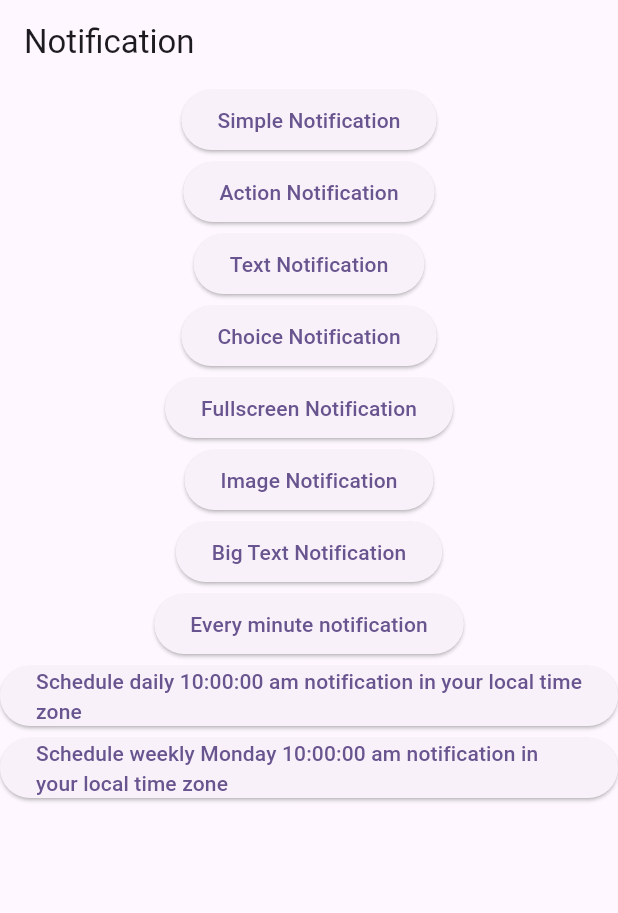
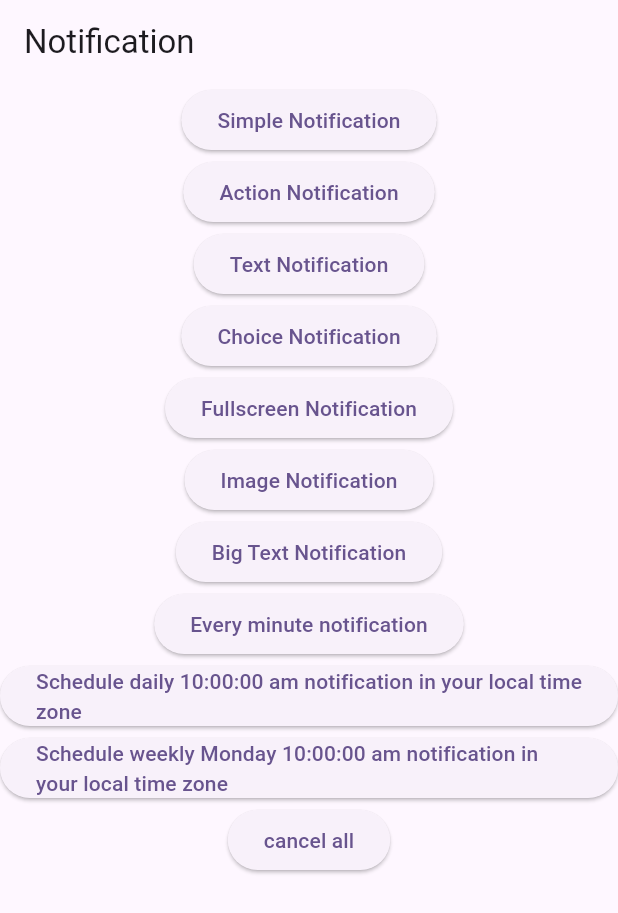
Before and after one commit to jzelAdmin2006/local_notifcation_plugin_demo, a Flutter app: the screen it shows after launch, on a phone screen of 412 x 824 dp. Shown: the top 913 px of the screen. Run offline on Flutter 3.47's test engine with Material 3 defaults, Android fonts, the phone set to English and light mode, and no system bars; our stand-ins replace flutter_local_notifications, timezone.

Commit message:
- add cancel all notification

```diff
--- a/lib/HomeScreen.dart
+++ b/lib/HomeScreen.dart
@@ -383,6 +383,10 @@ class _HomeScreenState extends State<HomeScreen> {
     return scheduledDate;
   }
 
+  Future<void> _cancelAllNotifications() async {
+    await flutterLocalNotificationsPlugin.cancelAll();
+  }
+
   @override
   Widget build(BuildContext context) {
     return Scaffold(
@@ -479,6 +483,13 @@ class _HomeScreenState extends State<HomeScreen> {
               child: const Text('Schedule weekly Monday 10:00:00 am notification '
                   'in your local time zone',),
             ),
+          ),Center(
+            child: ElevatedButton(
+              onPressed: () {
+                _cancelAllNotifications();
+              },
+              child: const Text('cancel all',),
+            ),
           ),
         ],
       ),
```
